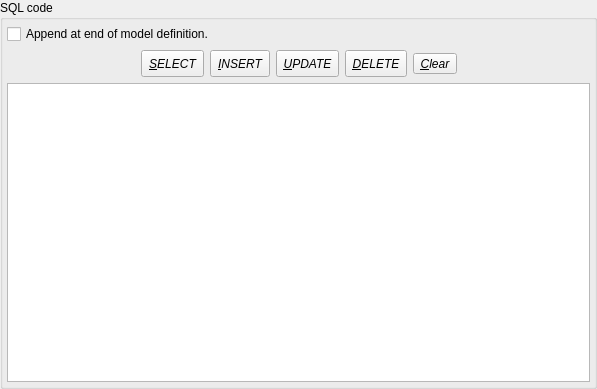
pgmodeler/pgmodeler, file libpgmodeler_ui/ui/sqlappendwidget.ui: the form before one commit.
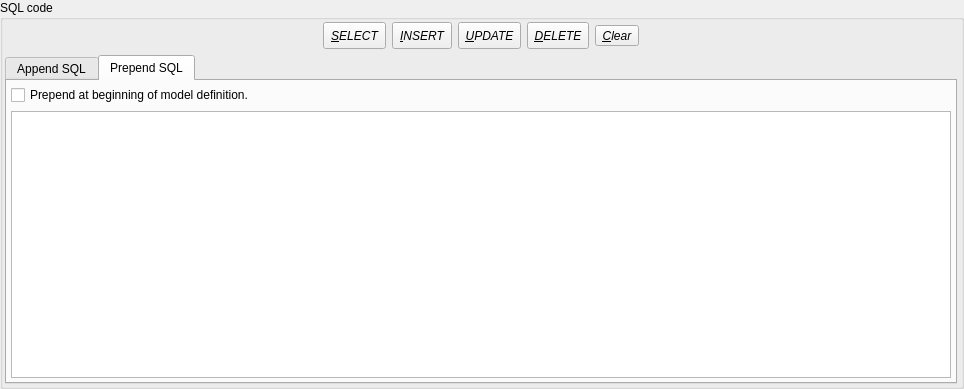
The form after the commit. The open tabs and pages were chosen to show the change. Icons and pictures are not drawn.

Commit message: Added support to prepend sql on object's definition (issue #456)

```diff
--- a/libpgmodeler_ui/ui/sqlappendwidget.ui
+++ b/libpgmodeler_ui/ui/sqlappendwidget.ui
@@ -6,7 +6,7 @@
    <rect>
     <x>0</x>
     <y>0</y>
-    <width>597</width>
+    <width>964</width>
     <height>389</height>
    </rect>
   </property>
@@ -45,31 +45,18 @@
      </property>
      <layout class="QGridLayout" name="gridLayout">
       <property name="leftMargin">
-       <number>4</number>
+       <number>2</number>
       </property>
       <property name="topMargin">
-       <number>4</number>
+       <number>2</number>
       </property>
       <property name="rightMargin">
        <number>4</number>
       </property>
       <property name="bottomMargin">
-       <number>4</number>
+       <number>2</number>
       </property>
-      <item row="1" column="8">
-       <spacer name="horizontalSpacer_2">
-        <property name="orientation">
-         <enum>Qt::Horizontal</enum>
-        </property>
-        <property name="sizeHint" stdset="0">
-         <size>
-          <width>40</width>
-          <height>20</height>
-         </size>
-        </property>
-       </spacer>
-      </item>
-      <item row="1" column="0">
+      <item row="0" column="0">
        <spacer name="horizontalSpacer">
         <property name="orientation">
          <enum>Qt::Horizontal</enum>
@@ -82,27 +69,45 @@
         </property>
        </spacer>
       </item>
-      <item row="3" column="0" colspan="9">
-       <widget class="QTextEdit" name="sqlcode_txt">
+      <item row="0" column="1">
+       <widget class="QToolButton" name="select_tb">
+        <property name="minimumSize">
+         <size>
+          <width>0</width>
+          <height>27</height>
+         </size>
+        </property>
         <property name="font">
          <font>
-          <family>DejaVu Sans Mono</family>
+          <italic>true</italic>
          </font>
         </property>
-       </widget>
-      </item>
-      <item row="0" column="0" colspan="9">
-       <widget class="QCheckBox" name="end_of_model_chk">
         <property name="toolTip">
          <string>Append the SQL code at the very end of model definition.
 Unchecking this will cause the SQL to be appended at the end of CREATE DATABASE command.</string>
         </property>
         <property name="text">
-         <string>Append at end of model definition.</string>
+         <string>&amp;SELECT</string>
+        </property>
+        <property name="icon">
+         <iconset resource="../res/resources.qrc">
+          <normaloff>:/icones/icones/objselect.png</normaloff>:/icones/icones/objselect.png</iconset>
+        </property>
+        <property name="iconSize">
+         <size>
+          <width>20</width>
+          <height>20</height>
+         </size>
+        </property>
+        <property name="popupMode">
+         <enum>QToolButton::InstantPopup</enum>
+        </property>
+        <property name="toolButtonStyle">
+         <enum>Qt::ToolButtonTextBesideIcon</enum>
         </property>
        </widget>
       </item>
-      <item row="1" column="2">
+      <item row="0" column="2">
        <widget class="QToolButton" name="insert_tb">
         <property name="minimumSize">
          <size>
@@ -139,7 +144,7 @@
         </property>
        </widget>
       </item>
-      <item row="1" column="3">
+      <item row="0" column="3">
        <widget class="QToolButton" name="update_tb">
         <property name="minimumSize">
          <size>
@@ -176,7 +181,7 @@
         </property>
        </widget>
       </item>
-      <item row="1" column="4">
+      <item row="0" column="4">
        <widget class="QToolButton" name="delete_tb">
         <property name="minimumSize">
          <size>
@@ -213,44 +218,7 @@
         </property>
        </widget>
       </item>
-      <item row="1" column="1">
-       <widget class="QToolButton" name="select_tb">
-        <property name="minimumSize">
-         <size>
-          <width>0</width>
-          <height>27</height>
-         </size>
-        </property>
-        <property name="font">
-         <font>
-          <italic>true</italic>
-         </font>
-        </property>
-        <property name="toolTip">
-         <string>Puts an SELECT command template at current cursor position.</string>
-        </property>
-        <property name="text">
-         <string>&amp;SELECT</string>
-        </property>
-        <property name="icon">
-         <iconset resource="../res/resources.qrc">
-          <normaloff>:/icones/icones/objselect.png</normaloff>:/icones/icones/objselect.png</iconset>
-        </property>
-        <property name="iconSize">
-         <size>
-          <width>20</width>
-          <height>20</height>
-         </size>
-        </property>
-        <property name="popupMode">
-         <enum>QToolButton::InstantPopup</enum>
-        </property>
-        <property name="toolButtonStyle">
-         <enum>Qt::ToolButtonTextBesideIcon</enum>
-        </property>
-       </widget>
-      </item>
-      <item row="1" column="5" colspan="3">
+      <item row="0" column="5">
        <widget class="QToolButton" name="clear_tb">
         <property name="font">
          <font>
@@ -278,6 +246,104 @@
         </property>
        </widget>
       </item>
+      <item row="0" column="6">
+       <spacer name="horizontalSpacer_2">
+        <property name="orientation">
+         <enum>Qt::Horizontal</enum>
+        </property>
+        <property name="sizeHint" stdset="0">
+         <size>
+          <width>40</width>
+          <height>20</height>
+         </size>
+        </property>
+       </spacer>
+      </item>
+      <item row="1" column="0" colspan="7">
+       <widget class="QTabWidget" name="sqlcodes_twg">
+        <property name="currentIndex">
+         <number>0</number>
+        </property>
+        <widget class="QWidget" name="tab">
+         <attribute name="title">
+          <string>Append SQL</string>
+         </attribute>
+         <layout class="QVBoxLayout" name="verticalLayout_2">
+          <property name="leftMargin">
+           <number>4</number>
+          </property>
+          <property name="topMargin">
+           <number>4</number>
+          </property>
+          <property name="rightMargin">
+           <number>4</number>
+          </property>
+          <property name="bottomMargin">
+           <number>4</number>
+          </property>
+          <item>
+           <widget class="QCheckBox" name="end_of_model_chk">
+            <property name="toolTip">
+             <string>Append the SQL code at the very end of model definition.
+Unchecking this will cause the SQL to be appended at the end of CREATE DATABASE command.</string>
+            </property>
+            <property name="text">
+             <string>Append at end of model definition.</string>
+            </property>
+           </widget>
+          </item>
+          <item>
+           <widget class="QTextEdit" name="append_sql_txt">
+            <property name="font">
+             <font>
+              <family>DejaVu Sans Mono</family>
+             </font>
+            </property>
+           </widget>
+          </item>
+         </layout>
+        </widget>
+        <widget class="QWidget" name="tab_2">
+         <attribute name="title">
+          <string>Prepend SQL</string>
+         </attribute>
+         <layout class="QVBoxLayout" name="verticalLayout">
+          <property name="leftMargin">
+           <number>4</number>
+          </property>
+          <property name="topMargin">
+           <number>4</number>
+          </property>
+          <property name="rightMargin">
+           <number>4</number>
+          </property>
+          <property name="bottomMargin">
+           <number>4</number>
+          </property>
+          <item>
+           <widget class="QCheckBox" name="begin_of_model_chk">
+            <property name="toolTip">
+             <string>Append the SQL code at the very end of model definition.
+Unchecking this will cause the SQL to be appended at the end of CREATE DATABASE command.</string>
+            </property>
+            <property name="text">
+             <string>Prepend at beginning of model definition.</string>
+            </property>
+           </widget>
+          </item>
+          <item>
+           <widget class="QTextEdit" name="prepend_sql_txt">
+            <property name="font">
+             <font>
+              <family>DejaVu Sans Mono</family>
+             </font>
+            </property>
+           </widget>
+          </item>
+         </layout>
+        </widget>
+       </widget>
+      </item>
      </layout>
     </widget>
    </item>
```
Left out of the diff: 5 changed lines with no effect on the pictures. The commit also changes 68 other files.
